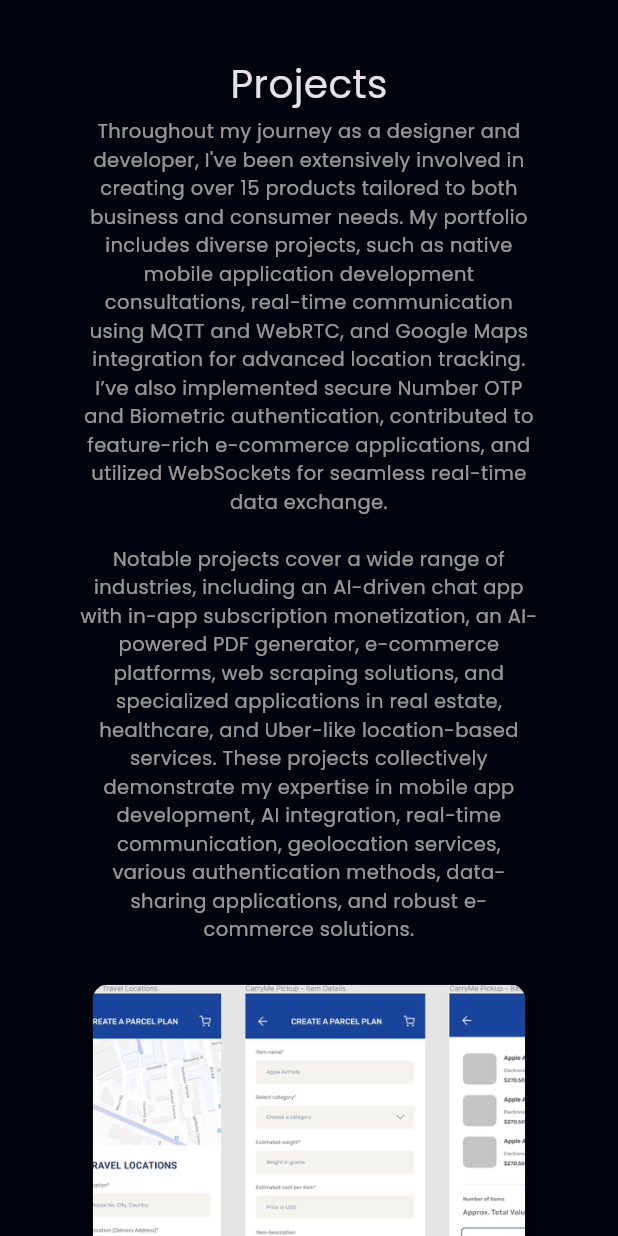
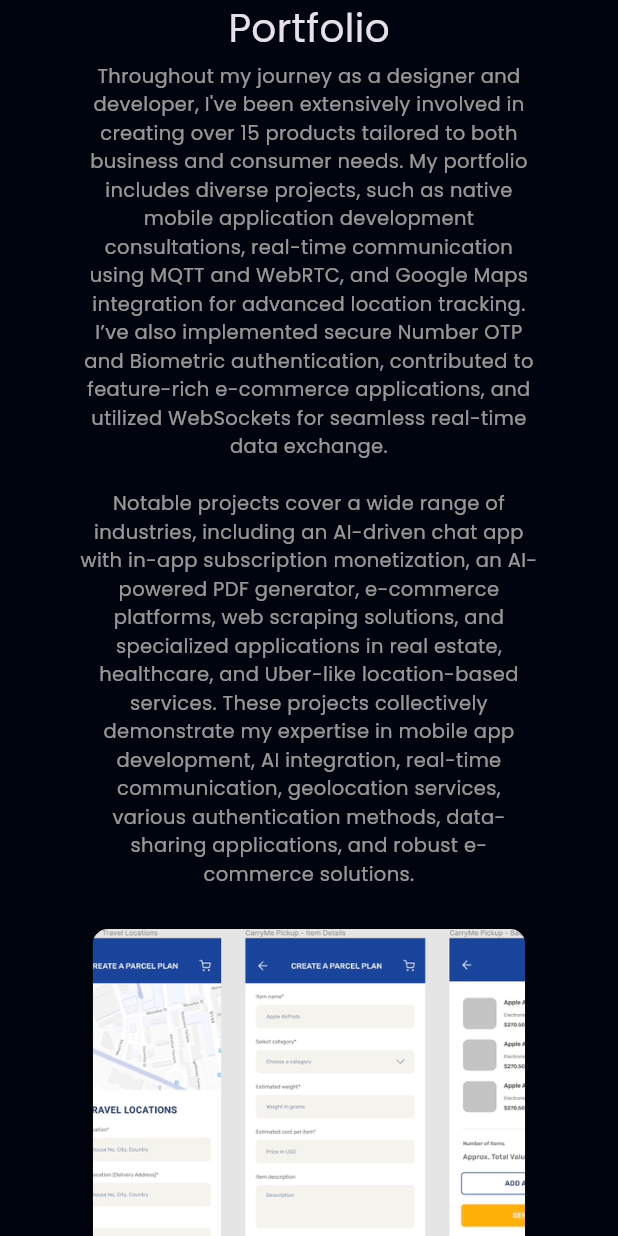
Before and after one commit to Qasim-afzaal/Portfolio, a Flutter app: the PortfolioDesktop widget shown alone on an empty page, opened directly, on a phone screen of 412 x 824 dp. Run offline on Flutter 3.47's test engine with Material 3 defaults, Android fonts, the phone set to English and light mode, and no system bars; our stand-ins replace animated_text_kit, bloc, carousel_slider, connectivity_plus, flutter_bloc, flutter_svg and 2 more; missing offline and left inert: universal_html.

Commit message:
add portfolio for desktop

```diff
--- a/lib/app/sections/portfolio/portfolio_desktop.dart
+++ b/lib/app/sections/portfolio/portfolio_desktop.dart
@@ -24,7 +24,7 @@ class _PortfolioDesktopState extends State<PortfolioDesktop> {
       padding: EdgeInsets.symmetric(horizontal: size.width / 8),
       child: Column(
         children: [
-          const CustomSectionHeading(text: "\nProjects"),
+          const CustomSectionHeading(text: "\Portfolio"),
           Space.y(1.w)!,
           CustomSectionSubHeading(text: protfolioSubHeading),
           Space.y(2.w)!,
```
